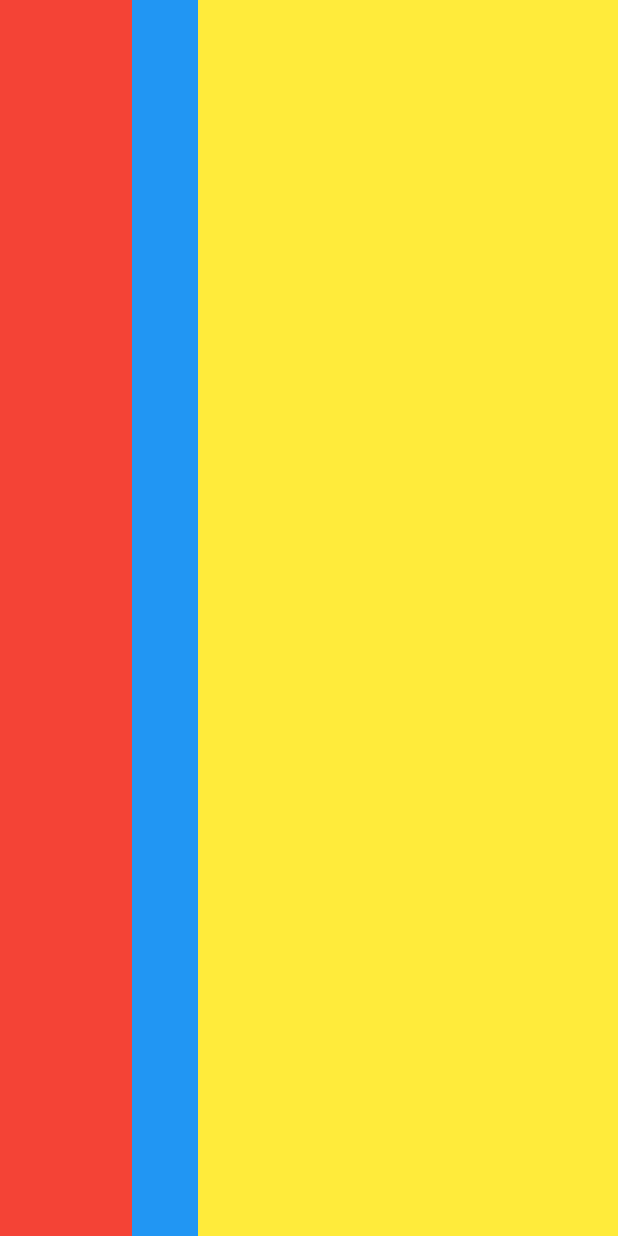
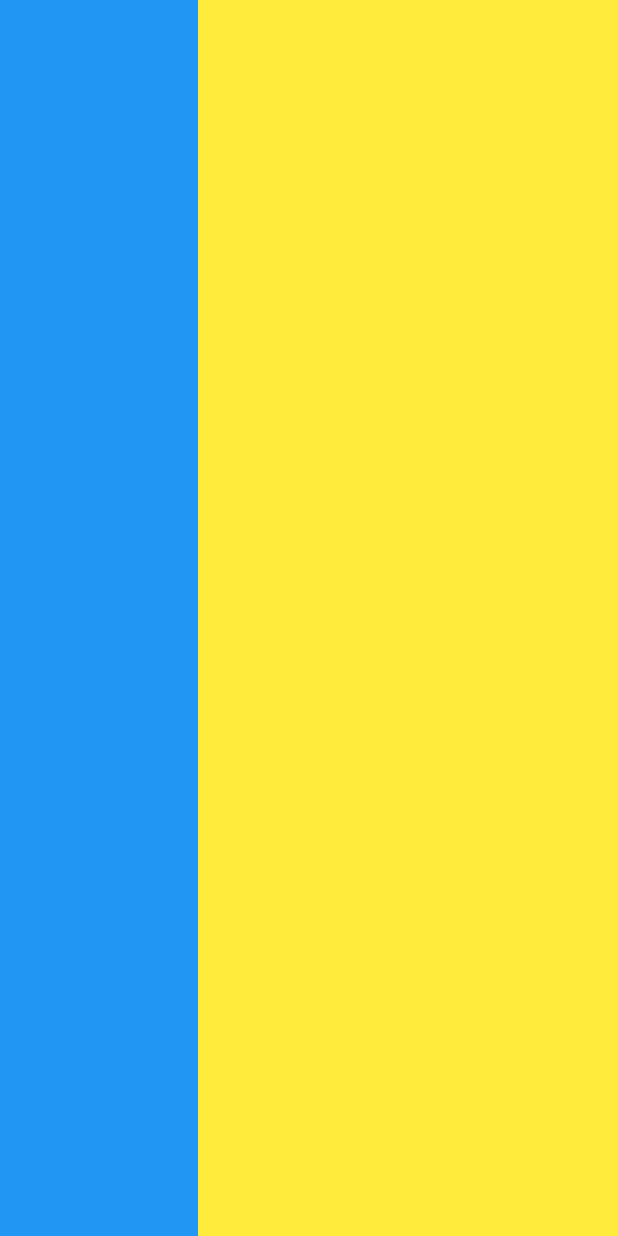
Before and after one commit to Do-Boo/video_pic_pdf_project, a Flutter app: the TabletScaffold screen opened directly, on a phone screen of 412 x 824 dp. Run offline on Flutter 3.47's test engine with Material 3 defaults, Android fonts, the light colour scheme and no system bars; our stand-ins replace get, hugeicons; missing offline and left inert: window_manager; network calls fail.

Commit message:
2024.09.03.(화) 17:30 작동확인

```diff
--- a/lib/responsive/r_tablet_scaffold.dart
+++ b/lib/responsive/r_tablet_scaffold.dart
@@ -13,7 +13,7 @@ class _TabletScaffoldState extends State<TabletScaffold> {
     return Scaffold(
       body: Row(
         children: [
-          Container(width: 88, color: Colors.red),
+          Container(width: 88, color: Colors.blue),
           Expanded(flex: 10, child: Container(color: Colors.blue)),
           Container(width: 256 + 24, color: Colors.yellow),
         ],
```
